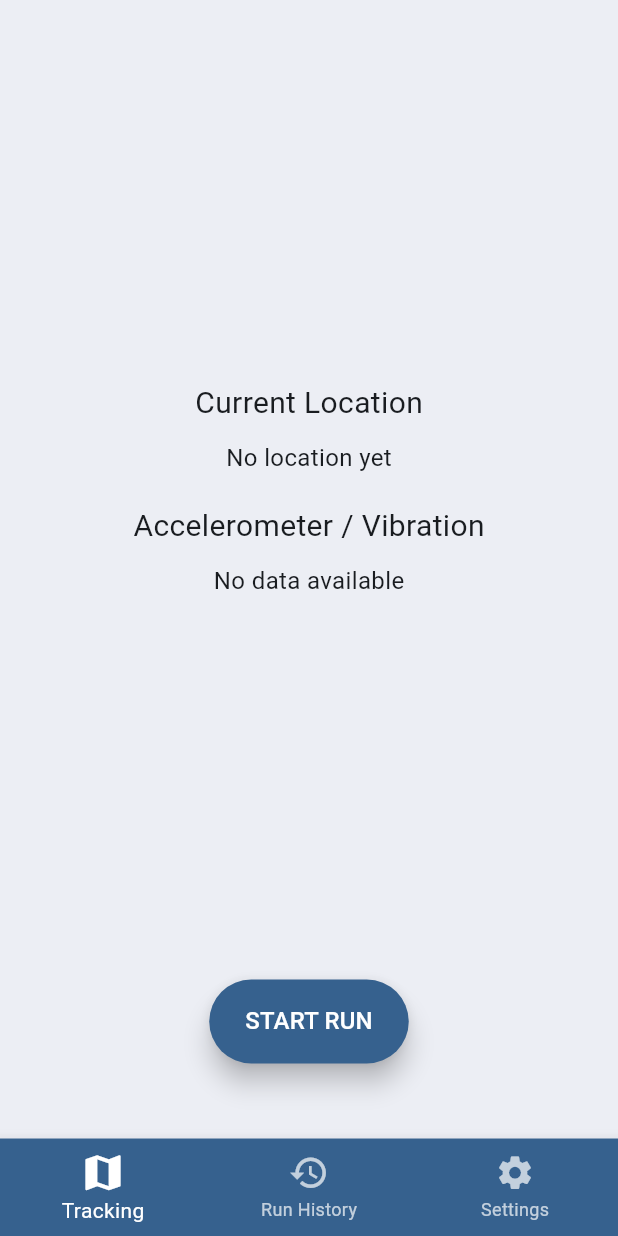
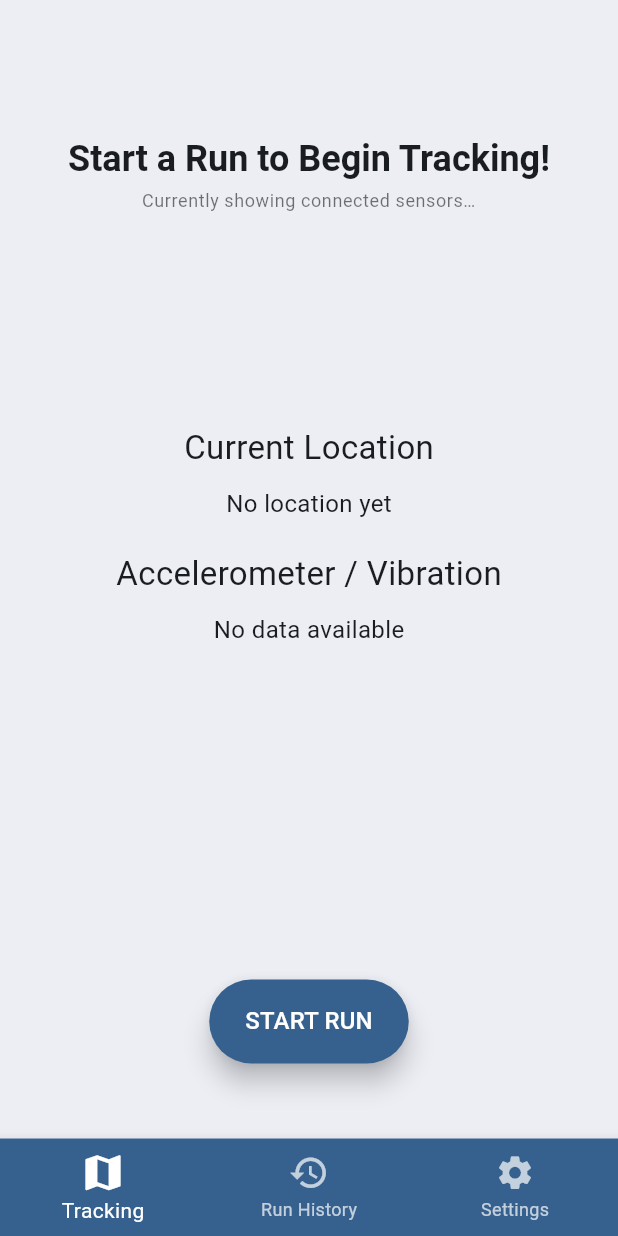
Before and after one commit to MoLeWa-Platform/road-quality-tracker, a Flutter app: the screen it shows after launch, on a phone screen of 412 x 824 dp. Run offline on Flutter 3.47's test engine with Material 3 defaults, Android fonts, the light colour scheme and no system bars; our stand-ins replace hive, hive_flutter, location, sensors_plus; accounts and stored records are empty.

Commit message:
update visual feedback for tracking

```diff
--- a/lib/pages/tracking_page.dart
+++ b/lib/pages/tracking_page.dart
@@ -52,24 +52,61 @@ class _TrackingPageState extends State<TrackingPage> {
   @override
   Widget build(BuildContext context) {
     ColorScheme appColorScheme = Theme.of(context).colorScheme;
-
     return ValueListenableBuilder<bool>(
       valueListenable: runTracker.runIsActive,
       builder: (context, runIsActive, _) {
-      String buttonText = runIsActive ?      'END RUN' :                 'START RUN';
-      Color buttonColor = runIsActive ?      appColorScheme.secondary:   appColorScheme.primary;
-      Color buttonTextColor = runIsActive ?  appColorScheme.onSecondary: appColorScheme.onPrimary;
+        String buttonText = runIsActive ? 'END RUN' : 'START RUN';
+        Color buttonColor = runIsActive ? appColorScheme.secondary : appColorScheme.primary;
+        Color buttonTextColor = runIsActive ? appColorScheme.onSecondary : appColorScheme.onPrimary;
 
         return Column(
           mainAxisAlignment: MainAxisAlignment.center,
           children: [
+            SafeArea(
+              child: Padding(
+                padding: const EdgeInsets.only(top: 90.0, left: 16.0, right: 16.0, bottom: 16.0),
+                child: Column(
+                  children: [
+                    if (!runIsActive) ...[
+                      Text(
+                        'Start a Run to Begin Tracking!',
+                        style: Theme.of(context).textTheme.headlineSmall?.copyWith(fontWeight: FontWeight.bold),
+                        textAlign: TextAlign.center,
+                      ),
+                      SizedBox(height: 4),
+                      Text(
+                        'Currently showing connected sensors…',
+                        style: Theme.of(context).textTheme.bodySmall?.copyWith(color: Colors.black54),
+                        textAlign: TextAlign.center,
+                      ),
+                      SizedBox(height: 25),
+                    ],
+                    if (runIsActive) ...[
+                      Text(
+                        'Tracking in Progress',
+                        style: Theme.of(context).textTheme.headlineSmall?.copyWith(fontWeight: FontWeight.bold),
+                        textAlign: TextAlign.center,
+                      ),
+                      SizedBox(height: 4),
+                      Text(
+                        'Monitoring movement and location…',
+                        style: Theme.of(context).textTheme.bodySmall?.copyWith(color: Colors.black54),
+                        textAlign: TextAlign.center,
+                      ),
+                      SizedBox(height: 25),
+                    ],
+                  ],
+                ),
+              ),
+            ),
             if (!runIsActive)
               Expanded(
                 child: Center(
                   child: Column(
-                mainAxisAlignment: MainAxisAlignment.center,
+                    mainAxisAlignment: MainAxisAlignment.start,
                     crossAxisAlignment: CrossAxisAlignment.center,
                     children: [
+                      SizedBox(height: 50),
                       ValueListenableBuilder<LocationSpec?>(
                         valueListenable: runTracker.currentRawLocation,
                         builder: (context, loc, _) {
@@ -79,12 +116,16 @@ class _TrackingPageState extends State<TrackingPage> {
                       ValueListenableBuilder<List<AccelerometerEvent>>(
                         valueListenable: runTracker.currentRawVibration,
                         builder: (context, vib, _) {
-                      return PlainSensorOutput(type: 'Accelerometer / Vibration', valueList: vib, runIsActive: runIsActive,);
+                          return PlainSensorOutput(
+                            type: 'Accelerometer / Vibration',
+                            valueList: vib,
+                            runIsActive: runIsActive,
+                          );
                         },
                       ),
-                  ]
-              )
-            )
+                    ],
+                  ),
+                ),
               ),
             if (runIsActive)
               Expanded(
@@ -93,22 +134,23 @@ class _TrackingPageState extends State<TrackingPage> {
                     valueListenable: runTracker.lastPoint,
                     builder: (context, point, _) => Center(
                       child: Column(
-                    mainAxisAlignment: MainAxisAlignment.center,
+                        mainAxisAlignment: MainAxisAlignment.start,
                         children: [
-                      SizedBox(height: 50,),
-                      if (runIsActive)
-                      buildLiveSensorCard(context, point),
-                    ]
-                  )
+                          SizedBox(height: 50),
+                          if (runIsActive) buildLiveSensorCard(context, point),
+                        ],
                       ),
                     ),
-            )
+                  ),
+                ),
               ),
             Row(
               mainAxisAlignment: MainAxisAlignment.spaceEvenly,
               children: [
                 ElevatedButton(
-                onPressed: () {toggleRun();},
+                  onPressed: () {
+                    toggleRun();
+                  },
                   style: ElevatedButton.styleFrom(
                     backgroundColor: buttonColor,
                     foregroundColor: buttonTextColor,
@@ -117,13 +159,15 @@ class _TrackingPageState extends State<TrackingPage> {
                     padding: const EdgeInsets.symmetric(horizontal: 24.0, vertical: 16.0),
                     shape: const StadiumBorder(),
                   ),
-                child: Text(buttonText)),
+                  child: Text(buttonText),
+                ),
               ],
             ),
             SizedBox(height: 50),
           ],
         );
-    },);
+      },
+    );
   }
 }
 
@@ -136,8 +180,8 @@ class PlainCoordinateOutput extends StatelessWidget {
   Widget build(BuildContext context) {
     return Column(
           children: [
-        SizedBox(height: 10),
-        Text('Current Location', style: TextStyle(fontSize: 20)),
+        SizedBox(height: 50),
+        Text('Current Location', style: TextStyle(fontSize: 22)),
         SizedBox(height: 10),
             if (location != null)
               Text(
@@ -173,7 +217,7 @@ class PlainSensorOutput extends StatelessWidget {
                   SizedBox(height: 10),
                   Text(
                     type,
-                    style: TextStyle(fontSize: 20),
+                    style: TextStyle(fontSize: 22),
                   ),
                   SizedBox(height: 10),
                     if (valueList.isNotEmpty)
```
Lines whose indentation alone changed are shown as unchanged.
